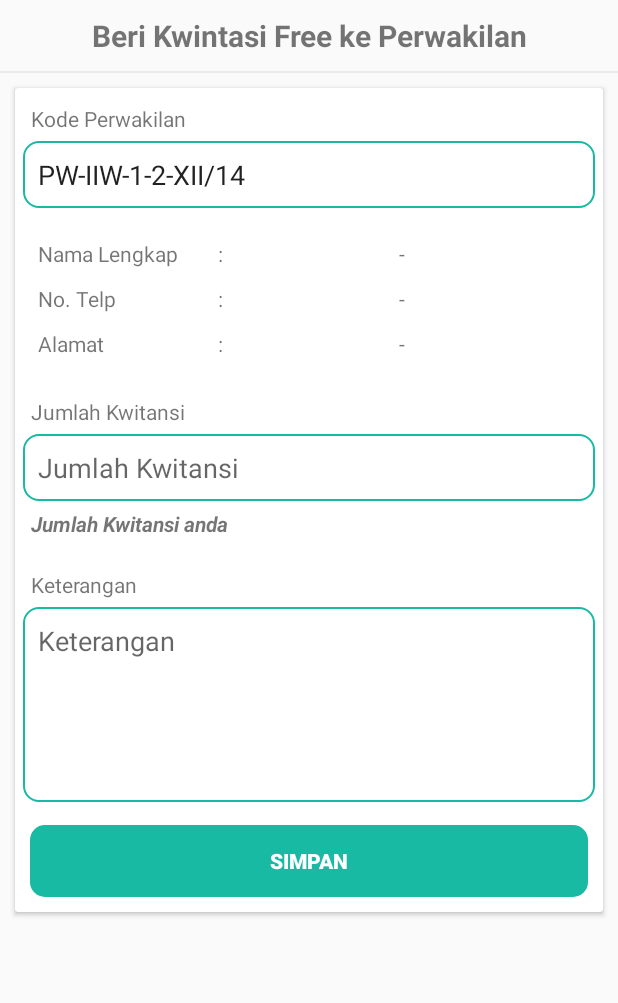
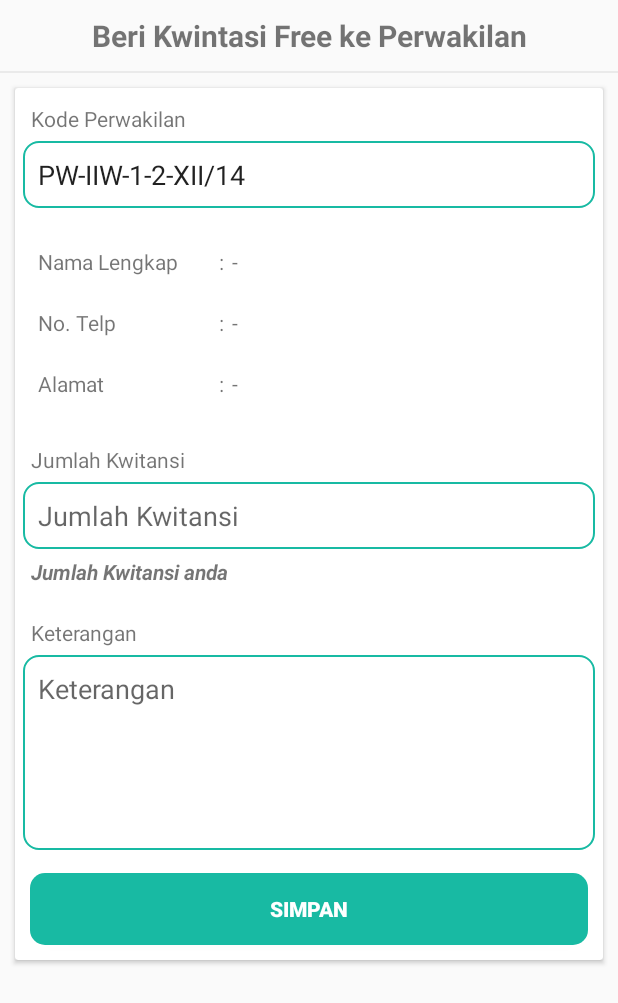
Before and after one commit to imranpulungan/umrohnyakitaandroid, an Android app: the layout activity_pscberi_kwitansi.xml on its own in the app's theme, with its tools: preview values and no code run, on a phone screen of 412 x 824 dp. Shown: the top 1003 px of the screen. Run offline under Robolectric (Android 15) with nearby library versions, the phone set to English and light mode, and no system bars; network calls fail.

Commit message:
update sell and share kwitansi feature psc

```diff
--- a/app/src/main/res/layout/activity_login.xml
+++ b/app/src/main/res/layout/activity_login.xml
@@ -72,6 +72,7 @@
                 android:gravity="center"/>
 
             <EditText
+                android:text="IIW9"
                 android:id="@+id/username"
                 android:layout_width="match_parent"
                 android:layout_height="wrap_content"
@@ -89,6 +90,7 @@
                 android:layout_height="wrap_content"
                 android:orientation="horizontal">
                 <EditText
+                    android:text="dzulhulaifah"
                     android:id="@+id/password"
                     android:layout_weight="3"
                     android:layout_width="0dp"
--- a/app/src/main/res/layout/activity_pscberi_kwitansi.xml
+++ b/app/src/main/res/layout/activity_pscberi_kwitansi.xml
@@ -76,14 +76,14 @@
                                     android:layout_height="wrap_content"
                                     android:text="Nama Lengkap"/>
                                 <TextView
-                                    android:layout_width="0dp"
-                                    android:layout_weight="1"
+                                    android:layout_width="wrap_content"
                                     android:layout_height="wrap_content"
-                                    android:text=":"/>
+                                    android:text=":"
+                                    android:padding="5dp"/>
                                 <TextView
                                     android:id="@+id/tv_nama_lengkap"
                                     android:layout_width="0dp"
-                                    android:layout_weight="1"
+                                    android:layout_weight="2"
                                     android:layout_height="wrap_content"
                                     android:text="-"/>
                             </TableRow>
@@ -96,14 +96,14 @@
                                     android:layout_height="wrap_content"
                                     android:text="No. Telp"/>
                                 <TextView
-                                    android:layout_width="0dp"
-                                    android:layout_weight="1"
+                                    android:layout_width="wrap_content"
                                     android:layout_height="wrap_content"
-                                    android:text=":"/>
+                                    android:text=":"
+                                    android:padding="5dp"/>
                                 <TextView
                                     android:id="@+id/tv_no_telp"
                                     android:layout_width="0dp"
-                                    android:layout_weight="1"
+                                    android:layout_weight="2"
                                     android:layout_height="wrap_content"
                                     android:text="-"/>
                             </TableRow>
@@ -115,14 +115,14 @@
                                     android:layout_height="wrap_content"
                                     android:text="Alamat"/>
                                 <TextView
-                                    android:layout_width="0dp"
-                                    android:layout_weight="1"
+                                    android:layout_width="wrap_content"
                                     android:layout_height="wrap_content"
-                                    android:text=":"/>
+                                    android:text=":"
+                                    android:padding="5dp"/>
                                 <TextView
                                     android:id="@+id/tv_alamat"
                                     android:layout_width="0dp"
-                                    android:layout_weight="1"
+                                    android:layout_weight="2"
                                     android:layout_height="wrap_content"
                                     android:text="-"/>
                             </TableRow>
--- a/app/src/main/res/menu/option_menu.xml
+++ b/app/src/main/res/menu/option_menu.xml
@@ -4,7 +4,7 @@
     <group android:checkableBehavior="single">
         <item
             android:id="@+id/nav_data_pemberian"
-            android:icon="@null"
+            android:icon="@drawable/ic_menu_gallery"
             android:title="Data Pemberian Kwitansi" />
         <item
             android:id="@+id/nav_beri"
```
Also changed, not shown: app/src/main/java/com/ikhwanul/ikhlas/iiwandroid/activities/PSCBeriKwitansiActivity.java (+13 -0 lines), app/src/main/java/com/ikhwanul/ikhlas/iiwandroid/activities/PSCJualKwitansiActivity.java (+13 -0 lines).
